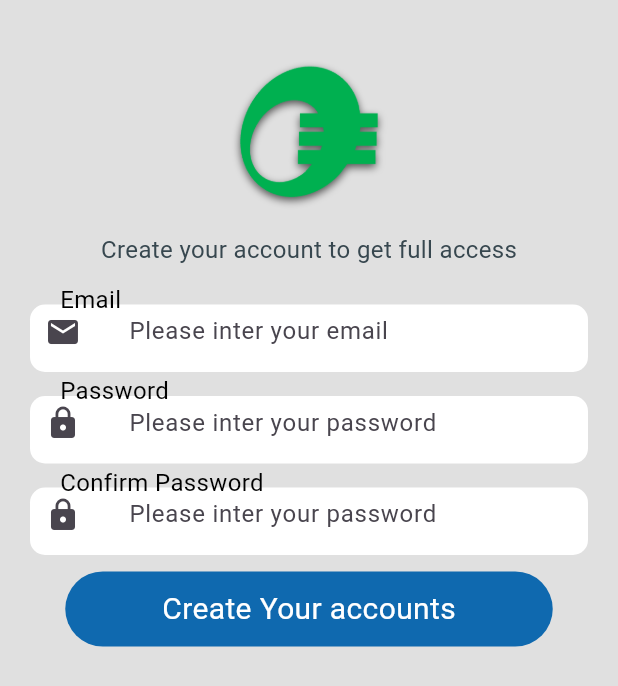
After one commit to jonmersha/sheger_wallet, a Flutter app: the screen it shows after launch, after a tap on "login", on a phone screen of 412 x 824 dp. The commit adds this screen. Shown: the top 686 px of the screen. Run offline on Flutter 3.47's test engine with Material 3 defaults, Android fonts, the phone set to English and light mode, and no system bars.

Commit message:
SignUp page

```diff
--- a/lib/commons/widgets/button-widget.dart
+++ b/lib/commons/widgets/button-widget.dart
@@ -9,12 +9,16 @@ Widget buttonWidget(
       double width=55,
       String text="label",
       Color textColor=Colors.white,
-      Color backColor=Colors.black
+      Color backColor=Colors.black,
+      void Function()? function
     }){
-  return Container(
-    width: width,
-    height: 50,
-    decoration: buttonDecorations(radius: 30,color:backColor ),
-    child: Center(child: textSmallNormal(text: text,color: textColor,size: 20)),
+  return GestureDetector(
+    onTap: function,
+    child: Container(
+      width: width,
+      height: 50,
+      decoration: buttonDecorations(radius: 30,color:backColor ),
+      child: Center(child: textSmallNormal(text: text,color: textColor,size: 20)),
+    ),
   );
 }
--- a/lib/commons/widgets/text_field_widget.dart
+++ b/lib/commons/widgets/text_field_widget.dart
@@ -15,7 +15,7 @@ Widget textField(
           margin: const EdgeInsets.only(top: 15),
           height: 45,
           decoration: BoxDecoration(
-              color: Colors.blue.shade50,
+              color: Colors.white,
               borderRadius: BorderRadius.circular(10)),),
          Padding(
           padding: EdgeInsets.only(left: 20),
--- a/lib/main.dart
+++ b/lib/main.dart
@@ -1,92 +1,27 @@
 import 'package:flutter/material.dart';
 import 'package:sheger_wallet/pages/login/login.dart';
-
+import 'package:sheger_wallet/pages/sign_up/sign_up.dart';
 void main() {
-  runApp(const MyApp());
+  runApp(const WalletApp());
 }
-
-class MyApp extends StatelessWidget {
-  const MyApp({super.key});
+class WalletApp extends StatelessWidget {
+  const WalletApp({super.key});
 
   // This widget is the root of your application.
   @override
   Widget build(BuildContext context) {
     return MaterialApp(
-      title: 'Flutter Demo',
+      title: 'Sheger Wallet',
       theme: ThemeData(
         colorScheme: ColorScheme.fromSeed(seedColor: Colors.deepPurple),
         useMaterial3: true,
       ),
+      initialRoute: "/",
+      routes: {
+        "/home":(context)=>const LoginScreen(),
+        "/sign_up":(context)=>const SignUpScreen(),
+      },
       home: const LoginScreen(),
     );
   }
 }
-
-class MyHomePage extends StatefulWidget {
-  const MyHomePage({super.key, required this.title});
-
-
-  final String title;
-
-  @override
-  State<MyHomePage> createState() => _MyHomePageState();
-}
-
-class _MyHomePageState extends State<MyHomePage> {
-  int _counter = 0;
-
-  void _incrementCounter() {
-    setState(() {
-
-      _counter++;
-    });
-  }
-
-  @override
-  Widget build(BuildContext context) {
-
-    return Scaffold(
-      appBar: AppBar(
-
-        backgroundColor: Theme.of(context).colorScheme.inversePrimary,
-        // Here we take the value from the MyHomePage object that was created by
-        // the App.build method, and use it to set our appbar title.
-        title: Text(widget.title),
-      ),
-      body: Center(
-        // Center is a layout widget. It takes a single child and positions it
-        // in the middle of the parent.
-        child: Column(
-          // Column is also a layout widget. It takes a list of children and
-          // arranges them vertically. By default, it sizes itself to fit its
-          // children horizontally, and tries to be as tall as its parent.
-          //
-          // Column has various properties to control how it sizes itself and
-          // how it positions its children. Here we use mainAxisAlignment to
-          // center the children vertically; the main axis here is the vertical
-          // axis because Columns are vertical (the cross axis would be
-          // horizontal).
-          //
-          // TRY THIS: Invoke "debug painting" (choose the "Toggle Debug Paint"
-          // action in the IDE, or press "p" in the console), to see the
-          // wireframe for each widget.
-          mainAxisAlignment: MainAxisAlignment.center,
-          children: <Widget>[
-            const Text(
-              'You have pushed the button this many times:',
-            ),
-            Text(
-              '$_counter',
-              style: Theme.of(context).textTheme.headlineMedium,
-            ),
-          ],
-        ),
-      ),
-      floatingActionButton: FloatingActionButton(
-        onPressed: _incrementCounter,
-        tooltip: 'Increment',
-        child: const Icon(Icons.add),
-      ), // This trailing comma makes auto-formatting nicer for build methods.
-    );
-  }
-}
--- a/lib/pages/login/login.dart
+++ b/lib/pages/login/login.dart
@@ -15,6 +15,12 @@ class LoginScreen extends StatefulWidget {
 class _LoginScreenState extends State<LoginScreen> {
   @override
   Widget build(BuildContext context) {
+    void login(){
+
+    }
+    void signUp(){
+      Navigator.pushNamed(context, "/sign_up");
+    }
     return  SafeArea(
       child: Scaffold(
         backgroundColor: Colors.white,
@@ -50,7 +56,7 @@ class _LoginScreenState extends State<LoginScreen> {
                   labelText: 'Password',
                   hintText: 'Please inter your password',
                   obscure:true),
-              SizedBox(height: 10,),
+              const SizedBox(height: 10,),
               Row(
                 mainAxisAlignment: MainAxisAlignment.spaceBetween,
                 children: [
@@ -63,6 +69,7 @@ class _LoginScreenState extends State<LoginScreen> {
                   buttonWidget(
                     width: 120,
                       text:"login",
+                      function: signUp,
                       textColor: Colors.white,
                       backColor:  Color.fromARGB(
                       255, 6, 111, 58)),
--- /dev/null
+++ b/lib/pages/sign_up/sign_up.dart
@@ -0,0 +1,66 @@
+import 'package:flutter/material.dart';
+import 'package:sheger_wallet/commons/widgets/button-widget.dart';
+import 'package:sheger_wallet/commons/widgets/text_field_widget.dart';
+import 'package:sheger_wallet/commons/widgets/text_widget.dart';
+
+class SignUpScreen extends StatelessWidget {
+  const SignUpScreen({super.key});
+
+  @override
+  Widget build(BuildContext context) {
+    return  SafeArea(
+      child: Scaffold(
+        backgroundColor: Colors.grey.shade300,
+        body: Container(
+          padding: const EdgeInsets.symmetric(horizontal: 20,vertical: 10),
+          child: SingleChildScrollView(
+            child: Column(
+              //crossAxisAlignment: CrossAxisAlignment.start,
+              children: [
+                const SizedBox(height: 30,),
+                Image.asset('assets/images/logo4.png',height: 100,),
+                const SizedBox(height: 5,),
+
+                const SizedBox(height: 10,),
+                textMediumNormal(
+                  text: 'Create your account to get full access',
+                  size:16,
+                  color:Colors.blueGrey.shade800,
+                ),
+                const SizedBox(height: 10,),
+                //Email Field
+                textField(
+                    icon: Icons.email,
+                    labelText: 'Email',
+                    hintText: 'Please inter your email',
+                    obscure:false),
+                textField(
+                    icon:Icons.lock,
+                    labelText: 'Password',
+                    hintText: 'Please inter your password',
+                    obscure:true),
+                textField(
+                    icon:Icons.lock,
+                    labelText: 'Confirm Password',
+                    hintText: 'Please inter your password',
+                    obscure:true),
+                SizedBox(height: 10,),
+                buttonWidget(
+                  width: 325,
+                    text:"Create Your accounts",
+                    textColor: Colors.white,
+                    backColor:  Color.fromARGB(
+                        255, 15, 105, 175)),
+
+
+
+
+
+              ],
+            ),
+          ),
+        ),),
+    );
+
+  }
+}
```
Also changed, not shown: 1 other file.
